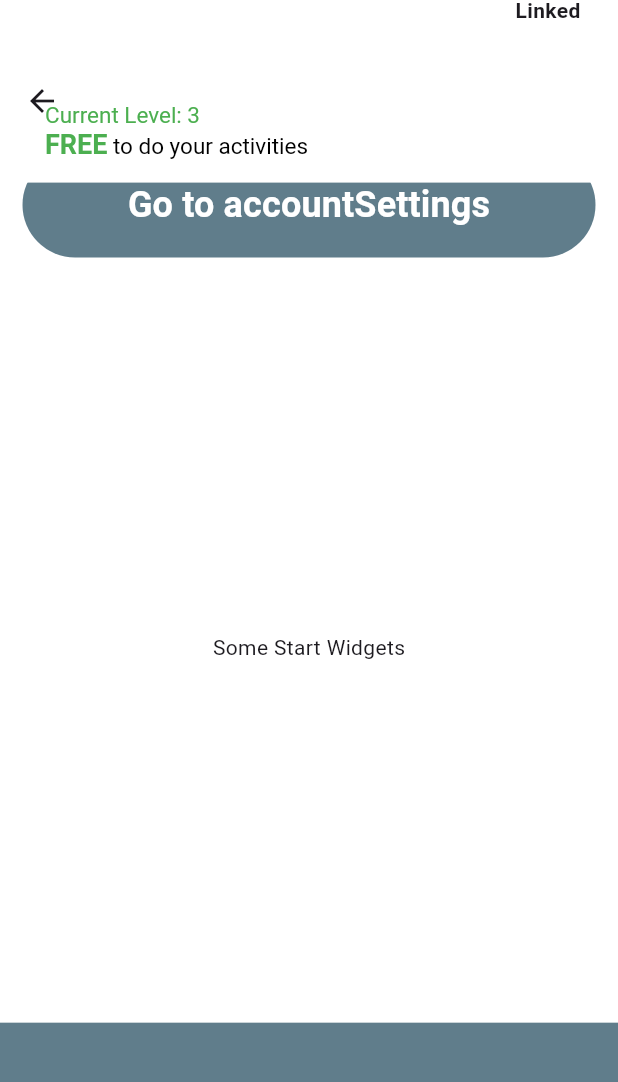
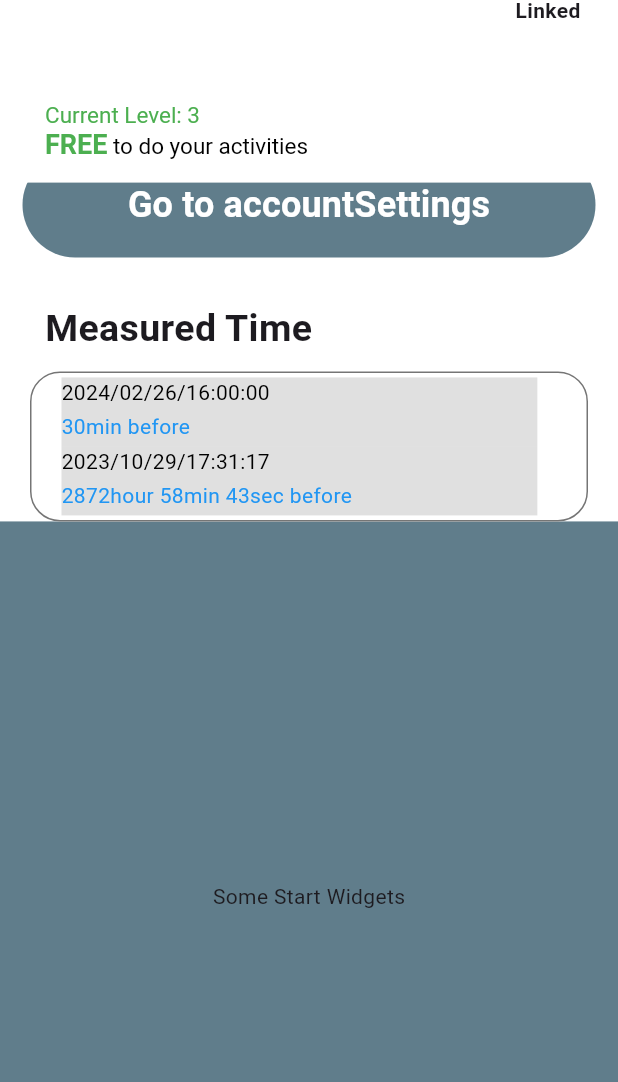
Before and after one commit to isaaclkh/MLApp, a Flutter app: the HomeUI screen opened directly, scrolled down 576 dp, on a phone screen of 412 x 824 dp, the part 91-1173 px from its top. Run offline on Flutter 3.47's test engine with Material 3 defaults, Android fonts, the phone set to English and light mode, and no system bars; our stand-ins replace flutter_form_builder, logger, lottie, percent_indicator, permission_handler and 3 more; missing offline and left inert: alarm, cupertino_battery_indicator, dart:ffi; accounts and stored records are empty.

Commit message:
:sparkles: Feat: "New Measured Time UI added"

```diff
--- a/lib/account_setting/account_setting_screen.dart
+++ b/lib/account_setting/account_setting_screen.dart
@@ -20,8 +20,8 @@
         crossAxisAlignment: CrossAxisAlignment.center,
         children: [
           const SizedBox(height: 10,),
-          Icon(Icons.account_circle_rounded, size: 100,),
-          Text("Isaac", style: TextStyle(color: Colors.white, fontSize: 30,),),
+          const Icon(Icons.account_circle_rounded, size: 100,),
+          const Text("Isaac", style: TextStyle(color: Colors.white, fontSize: 30,),),
           const SizedBox(height: 30,),
           Container(
             decoration: const BoxDecoration(
--- a/lib/home_ui.dart
+++ b/lib/home_ui.dart
@@ -1,6 +1,9 @@
+import 'dart:ffi';
+
 import 'package:cupertino_battery_indicator/cupertino_battery_indicator.dart';
 import 'package:first/account_setting/account_setting_screen.dart';
 import 'package:flutter/cupertino.dart';
+import 'package:flutter/foundation.dart';
 import 'package:intl/intl.dart';
 import 'package:flutter/cupertino.dart';
 import 'package:flutter/material.dart';
@@ -24,11 +27,16 @@
   SMIInput<double>? _numberExampleInput;
   ValueNotifier<double> batteryValue = ValueNotifier(0);
 
+  List<String> result = ['2024/02/26/16/00/00/669', '2023/10/29/17/31/17/669'];
+
   List<String> cmtTitle = ["\nFREE", "\nPREPARE", "\n!!WARNING!!"];
   List<Color> cmtColors = [Colors.green, Colors.orange, Colors.red];
   List<Color> cardColors = [const Color.fromRGBO(200,225,204, 1), const Color.fromRGBO(255,215,105, 1), const Color.fromRGBO(253,216,216,1)];
   List<Color> infoColors = [const Color.fromRGBO(143,182,171, 1), const Color.fromRGBO(231,159,49, 1), const Color.fromRGBO(238,114,114,1)];
   List<Color> batteryColors = [const Color.fromRGBO(200,225,204, 1), const Color.fromRGBO(255,215,105, 1), const Color.fromRGBO(253,216,216,1)];
+
+  DateTime current = DateTime.now();
+  late Stream timer;
 
   @override
   initState(){
@@ -37,13 +45,26 @@
     maxLevel = 8;
     levelIdx = 0;
     batteryValue.value = 100;
+
+    timer = Stream.periodic(const Duration(minutes: 1), (x){
+      setState(() {
+        current = current.add(const Duration(minutes: 1),);
+      });
+      return current;
+    });
+
+    timer.listen((event) {
+      if(kDebugMode){
+        print("current time: $event");
+      }
+    });
  }
 
  @override
   void dispose() {
     // TODO: implement dispose
    _stmController.dispose();
-    super.dispose();
+   super.dispose();
   }
 
  void _riveOneInit(Artboard art){
@@ -108,7 +129,59 @@
     }
   }
 
+  String parseTimeStamp(String str){
+    var spStr = str.split("/");
+    var finalStr = spStr[0];// year
+    finalStr += "/";
+    finalStr += spStr[1]; // month
+    finalStr += "/";
+    finalStr += spStr[2]; // day
+    finalStr += "/";
+    finalStr += spStr[3]; // hour
+    finalStr += ":";
+    finalStr += spStr[4]; // min
+    finalStr += ":";
+    finalStr += spStr[5]; // sec
+    return finalStr;
+  }
+
   final todayString = DateFormat.yMMMd().format(DateTime.now());
+
+  String diffTime(String timeD){
+    String resultStr;
+    List<String> splitTimeD = timeD.split("/");
+    String timeDToDateTime = "${splitTimeD[0]}-${splitTimeD[1]}-${splitTimeD[2]} ${splitTimeD[3]}:${splitTimeD[4]}:${splitTimeD[5]}";
+
+    var timeDConvert = DateTime.parse(timeDToDateTime);
+    Duration diff = current.difference(timeDConvert);
+    resultStr = diff.toString().split('.').first.padLeft(8, "0");
+    List<String> formatting = resultStr.split(":");
+    resultStr = "";
+
+    if(int.parse(formatting[0])>0) {
+      resultStr += formatting[0];
+      resultStr += "hour";
+    }
+    if(int.parse(formatting[1])>0) {
+      if(resultStr != "") resultStr += " ";
+      resultStr += formatting[1];
+      resultStr += "min";
+    }
+    if(int.parse(formatting[2])>0) {
+      if(resultStr != "") resultStr += " ";
+      resultStr += formatting[2];
+      resultStr += "sec";
+    }
+
+    if(int.parse(formatting[0])==0 && int.parse(formatting[1])==0 && int.parse(formatting[2])==0) {
+      resultStr += "NOW";
+    } else {
+      resultStr += " before";
+    }
+
+    return resultStr;
+  }
+
 
   @override
   Widget build(BuildContext context) {
@@ -144,7 +217,7 @@
           Expanded(
             child: CustomScrollView(
               slivers: [
-                SliverToBoxAdapter(  // 단일 위젯은 요걸로
+                SliverToBoxAdapter(
                   child: Padding(
                     padding: const EdgeInsets.only(top: 10, left: 15, right: 15,),
                     child: Container(
@@ -197,7 +270,7 @@
                                       },
                                     ),
                                   ),
-                                  Spacer(flex: 1,),
+                                  const Spacer(flex: 1,),
                                 ],
                               ),
                             ),
@@ -220,7 +293,7 @@
                     ),
                   ),
                 ),
-                SliverToBoxAdapter(  // 단일 위젯은 요걸로
+                SliverToBoxAdapter(
                   child: Padding(
                     padding: const EdgeInsets.only(left: 15, right: 15,),
                     child: Container(
@@ -300,6 +373,7 @@
                   expandedHeight: MediaQuery.of(context).size.height * 0.13,
                   collapsedHeight: MediaQuery.of(context).size.height * 0.1,
                   backgroundColor: Colors.white,
+                  automaticallyImplyLeading: false,
                   flexibleSpace: FlexibleSpaceBar(
                     titlePadding: const EdgeInsets.only(left: 30.0, top: 5.0, right: 0.0, bottom: 15.0),
                     title: RichText(
@@ -330,7 +404,7 @@
                   ),
                 ),
 
-                SliverToBoxAdapter(  // 단일 위젯은 요걸로
+                SliverToBoxAdapter(
                   child: Padding(
                     padding: const EdgeInsets.only(left: 15, right: 15, bottom: 10, top: 20,),
                     child: SizedBox(
@@ -348,17 +422,83 @@
                   ),
                 ),
 
-                SliverToBoxAdapter(  // 단일 위젯은 요걸로
-                  child: Container(
-                    height: 500.0,
-                    color: Colors.white,
-                    child: const Center(
-                      child: Text("Some Start Widgets"),
+                const SliverToBoxAdapter(
+                  child: Padding(
+                    padding: EdgeInsets.only(left: 30, top: 20, bottom: 10,),
+                    child: Text("Measured Time", style: TextStyle(fontWeight: FontWeight.bold, fontSize: 25),),
+                  ),
+                ),
+
+
+                result.isEmpty?
+                SliverToBoxAdapter(
+                  child: Padding(
+                    padding: const EdgeInsets.only(left: 20, right: 20, bottom: 20,),
+                    child: Container(
+                      height: 100.0,
+                      decoration: BoxDecoration(
+                        borderRadius: BorderRadius.circular(20),
+                        color: Colors.white,
+                        border: Border.all(
+                          width: 1,
+                          color: Colors.black54,
+                        ),
+                      ),
+                      child: const Center(
+                        child: Text("You haven't measure yet", style: TextStyle(fontSize: 18, color: Colors.black54),),
+                      ),
+                    ),
+                  ),
+                )
+                : SliverToBoxAdapter(
+                  child: Padding(
+                    padding: const EdgeInsets.only(left: 20.0, right: 20.0),
+                    child: Container(
+                      height: 50.0 * result.length,
+                      decoration: BoxDecoration(
+                        color: Colors.white,
+                        borderRadius: BorderRadius.circular(20),
+                        border: Border.all(
+                          width: 1,
+                          color: Colors.black54,
+                        )
+                      ),
+                      child: Center(
+                        child: ListView.builder(
+                          shrinkWrap: true,
+                          physics: const NeverScrollableScrollPhysics(),
+                          itemCount: result.length,
+                          itemBuilder: (BuildContext context, int index){
+                            String parseString = parseTimeStamp(result[index]);
+                            String diffStr = diffTime(result[index]);
+                            return Padding(
+                              padding: const EdgeInsets.only(left: 20.0),
+                              child: Column(
+                                crossAxisAlignment: CrossAxisAlignment.start,
+                                mainAxisAlignment: MainAxisAlignment.center,
+                                children: [
+                                  Container(
+                                    width: MediaQuery.of(context).size.width * 0.77,
+                                    height: 23,
+                                    color: Colors.black12, child: Text(parseString, style: const TextStyle(color: Colors.black),),
+                                  ),
+                                  Container(
+                                    width: MediaQuery.of(context).size.width * 0.77,
+                                    height: 23,
+                                    color: Colors.black12, child: Text(diffStr, style: const TextStyle(color: Colors.blue),),
+                                  ),
+                                ],
+                              ),
+                            );
+
+                          },
+                        ),
+                      ),
                     ),
                   ),
                 ),
 
-                SliverToBoxAdapter(  // 단일 위젯은 요걸로
+                SliverToBoxAdapter(
                   child: Container(
                     height: 500.0,
                     color: Colors.blueGrey,
```
